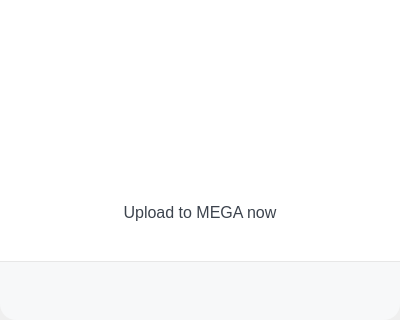
meganz/MEGAsync, file src/MEGASync/gui/macx/InfoDialog.ui: the form before one commit; both pictures show x 0 to 400 and y 244 to 564 of the 400 by 564 pixel window.
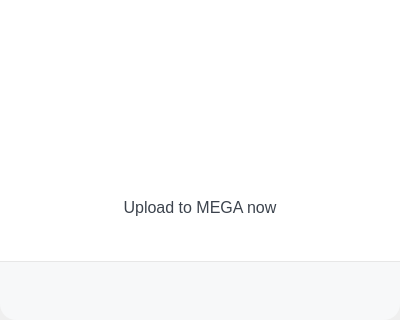
The form after the commit. The open tabs and pages were chosen to show the change. Icons and pictures are not drawn. Custom widgets are drawn as their Qt base class.

Patch:
```diff
--- a/src/MEGASync/gui/macx/InfoDialog.ui
+++ b/src/MEGASync/gui/macx/InfoDialog.ui
@@ -35,7 +35,7 @@
   border: none;
 }
 
-#bAvatar, #bState, #bMEGAheader, #bClockDown, #bClockUp, #bOQIcon
+#bAvatar, #bState, #bMEGAheader, #bClockDown, #bClockUp, #bOQIcon, #bBusinessQuota, #bBusinessStorage
 {
 	border: none;
 }
@@ -1239,7 +1239,7 @@
                   <property name="styleSheet">
                    <string notr="true">#lUploadToMegaDesc
 {
-margin-top: 20px;
+margin-top: 10px;
 margin-left: 20px;
 margin-right: 20px;
 color: #3C434D;
```
Left out of the diff: 169 changed lines with no effect on the pictures.
